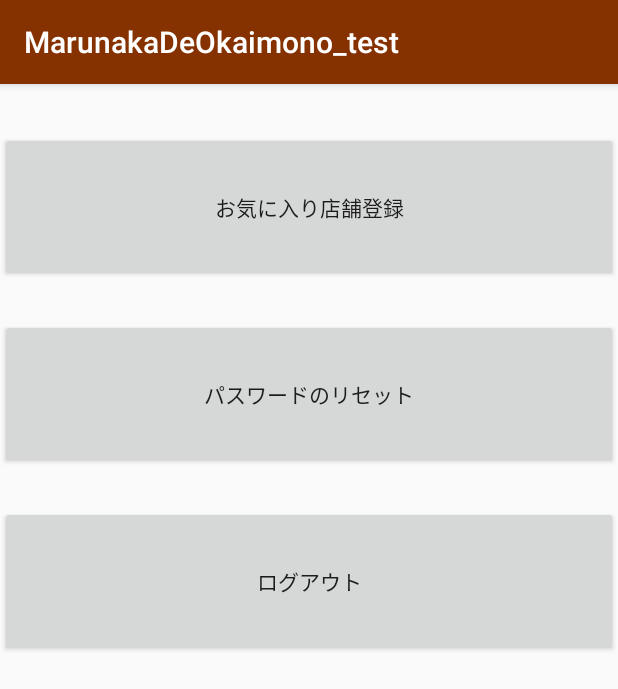
After one commit to Toron-KUT/Android_studio, an Android app: the OtherActivity screen opened directly, with no data from a screen before it, on a phone screen of 412 x 824 dp. The commit adds this screen. Shown: the top 689 px of the screen. Run offline under Robolectric (Android 15) with nearby library versions, the phone set to English and light mode, and no system bars.

Commit message:
その他画面を作成

```diff
--- a/app/src/main/AndroidManifest.xml
+++ b/app/src/main/AndroidManifest.xml
@@ -46,7 +46,8 @@
         <activity
             android:name=".PurchaseHistroryActivity"
             android:label="@string/title_activity_purchase_histrory" />
-        <activity android:name=".SpecialSaleActivity"></activity>
+        <activity android:name=".SpecialSaleActivity" />
+        <activity android:name=".OtherActivity"></activity>
     </application>
 
 </manifest>
--- /dev/null
+++ b/app/src/main/java/com/toron/marunakadeokaimono_test/OtherActivity.java
@@ -0,0 +1,13 @@
+package com.toron.marunakadeokaimono_test;
+
+import android.support.v7.app.AppCompatActivity;
+import android.os.Bundle;
+
+public class OtherActivity extends AppCompatActivity {
+
+    @Override
+    protected void onCreate(Bundle savedInstanceState) {
+        super.onCreate(savedInstanceState);
+        setContentView(R.layout.activity_other);
+    }
+}
--- a/app/src/main/java/com/toron/marunakadeokaimono_test/SpecialSaleActivity.java
+++ b/app/src/main/java/com/toron/marunakadeokaimono_test/SpecialSaleActivity.java
@@ -72,6 +72,7 @@ public class SpecialSaleActivity extends AppCompatActivity {
                                 DisplaySpecialSale(mArrayList);
                                 //レスポンスが返ってきたらDisplaySpecialSale()を実行
 
+
                             }catch(JSONException e){
                                 Log.d("degug","JSONエラー" + e.getMessage());
                             }
--- /dev/null
+++ b/app/src/main/res/drawable/divider_item_Other.xml
@@ -0,0 +1,10 @@
+<?xml version="1.0" encoding="utf-8"?>
+<shape xmlns:android="http://schemas.android.com/apk/res/android"
+    android:shape="rectangle" >
+
+    <size android:height="15dp" />
+
+
+    <solid android:color="@android:color/transparent" />
+
+</shape>
--- /dev/null
+++ b/app/src/main/res/layout/activity_other.xml
@@ -0,0 +1,38 @@
+<?xml version="1.0" encoding="utf-8"?>
+<android.support.constraint.ConstraintLayout xmlns:android="http://schemas.android.com/apk/res/android"
+    xmlns:app="http://schemas.android.com/apk/res-auto"
+    xmlns:tools="http://schemas.android.com/tools"
+    android:layout_width="match_parent"
+    android:layout_height="match_parent"
+    tools:context=".OtherActivity">
+
+    <LinearLayout
+        android:layout_width="match_parent"
+        android:layout_height="match_parent"
+        android:layout_marginTop="32dp"
+        android:divider="@layout/divider"
+        android:dividerPadding="20dp"
+        android:orientation="vertical"
+        android:showDividers="middle"
+        app:layout_constraintTop_toTopOf="parent">
+
+        <Button
+            android:id="@+id/OtherButton1"
+            android:layout_width="match_parent"
+            android:layout_height="@dimen/andoroid_100"
+            android:text="お気に入り店舗登録" />
+
+        <Button
+            android:id="@+id/OtherButton2"
+            android:layout_width="match_parent"
+            android:layout_height="@dimen/andoroid_100"
+            android:text="パスワードのリセット" />
+
+        <Button
+            android:id="@+id/OtherButton3"
+            android:layout_width="match_parent"
+            android:layout_height="@dimen/andoroid_100"
+            android:text="ログアウト" />
+    </LinearLayout>
+
+</android.support.constraint.ConstraintLayout>
--- a/app/src/main/res/layout/activity_special_sale.xml
+++ b/app/src/main/res/layout/activity_special_sale.xml
@@ -27,4 +27,6 @@
         android:text="店舗名を表示"
         app:layout_constraintStart_toStartOf="parent"
         app:layout_constraintTop_toTopOf="parent" />
+
+
 </android.support.constraint.ConstraintLayout>
--- /dev/null
+++ b/app/src/main/res/layout/divider.xml
@@ -0,0 +1,8 @@
+<?xml version="1.0" encoding="utf-8"?>
+<layer-list xmlns:android="http://schemas.android.com/apk/res/android" >
+    <item
+        android:drawable="@drawable/divider_item_Other"
+        android:top="5dp"
+        android:bottom="5dp" />
+
+</layer-list>
--- a/app/src/main/res/values/dimens.xml
+++ b/app/src/main/res/values/dimens.xml
@@ -2,4 +2,5 @@
     <!-- Default screen margins, per the Android Design guidelines. -->
     <dimen name="activity_horizontal_margin">16dp</dimen>
     <dimen name="activity_vertical_margin">16dp</dimen>
+    <dimen name="andoroid_100">100dp</dimen>
 </resources>
```
